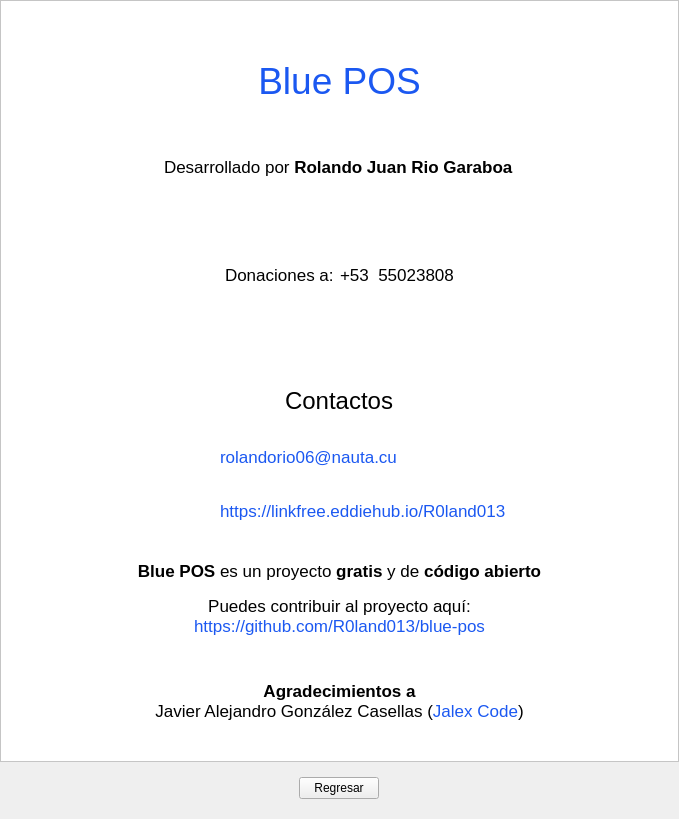
Old version of the form view/ui/about.ui in the repository R0land013/blue-pos.
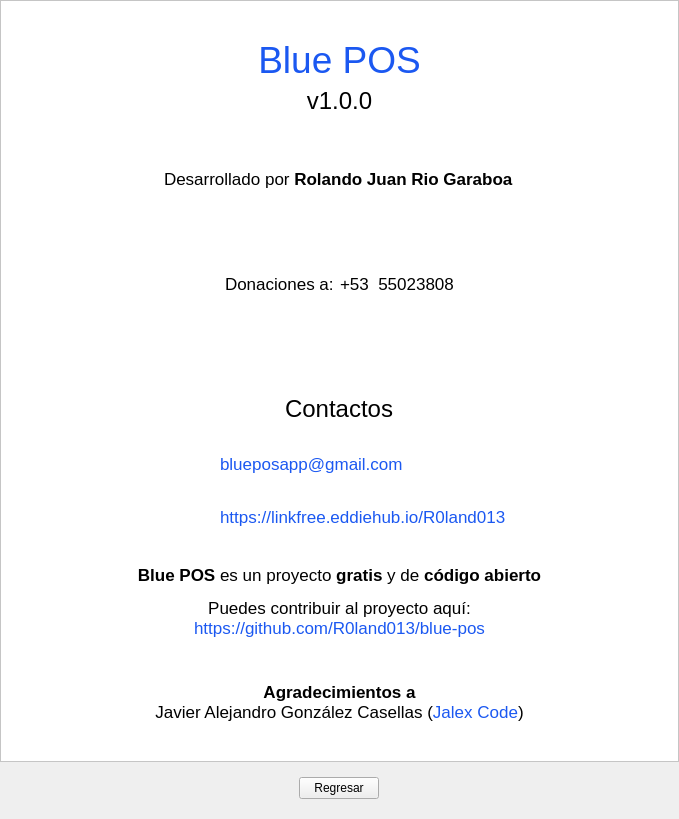
New version of the form. Icons and pictures are not drawn.

Commit message: Style: Añadida la version v1.0.0 en el about y cambiado el correo de contacto

Diff of the .ui file:
```diff
--- a/view/ui/about.ui
+++ b/view/ui/about.ui
@@ -46,7 +46,7 @@
         <x>0</x>
         <y>0</y>
         <width>660</width>
-        <height>879</height>
+        <height>921</height>
        </rect>
       </property>
       <layout class="QVBoxLayout" name="verticalLayout_3">
@@ -100,6 +100,21 @@
             </property>
            </widget>
           </item>
+          <item>
+           <widget class="QLabel" name="label_14">
+            <property name="styleSheet">
+             <string notr="true">font-family: Arial;
+font-weight: bold;
+font: 18pt;</string>
+            </property>
+            <property name="text">
+             <string>v1.0.0</string>
+            </property>
+            <property name="alignment">
+             <set>Qt::AlignCenter</set>
+            </property>
+           </widget>
+          </item>
          </layout>
         </widget>
        </item>
@@ -299,9 +314,9 @@
 font: 13pt;</string>
             </property>
             <property name="text">
-             <string>&lt;a href=&quot;mailto:rolandorio06@nauta.cu&quot;
+             <string>&lt;a href=&quot;mailto:blueposapp@gmail.com&quot;
 style=&quot;text-decoration: none; color: rgb(27, 88, 241);&quot;&gt;
-rolandorio06@nauta.cu
+blueposapp@gmail.com
 &lt;/a&gt;</string>
             </property>
             <property name="openExternalLinks">
```
